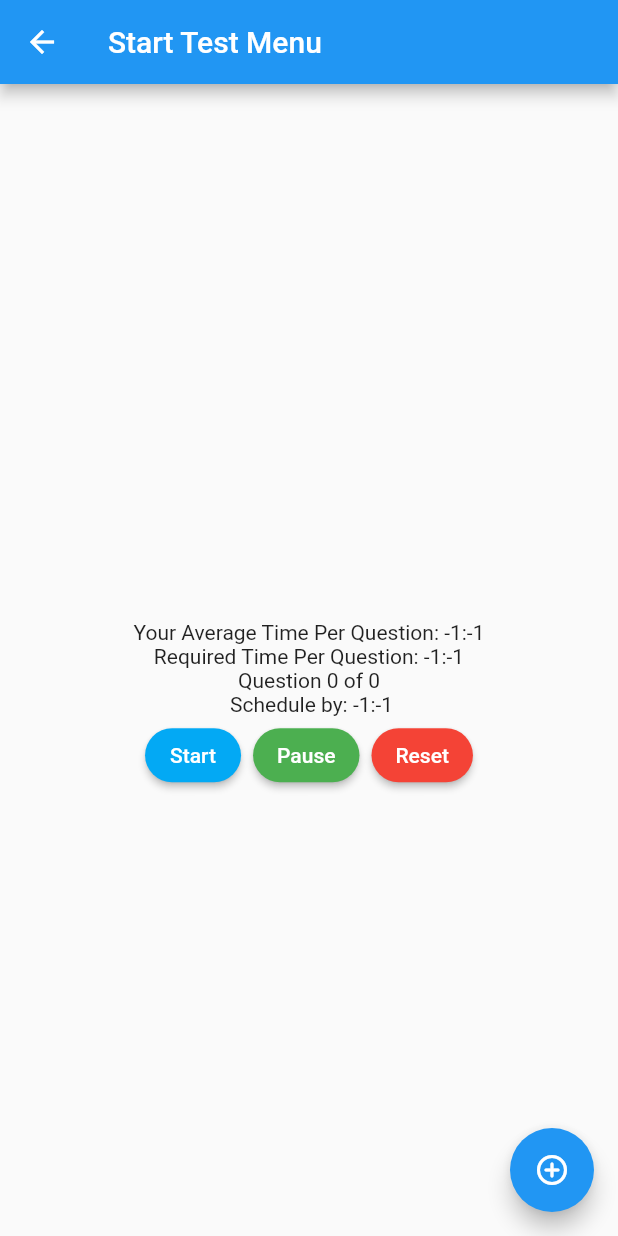
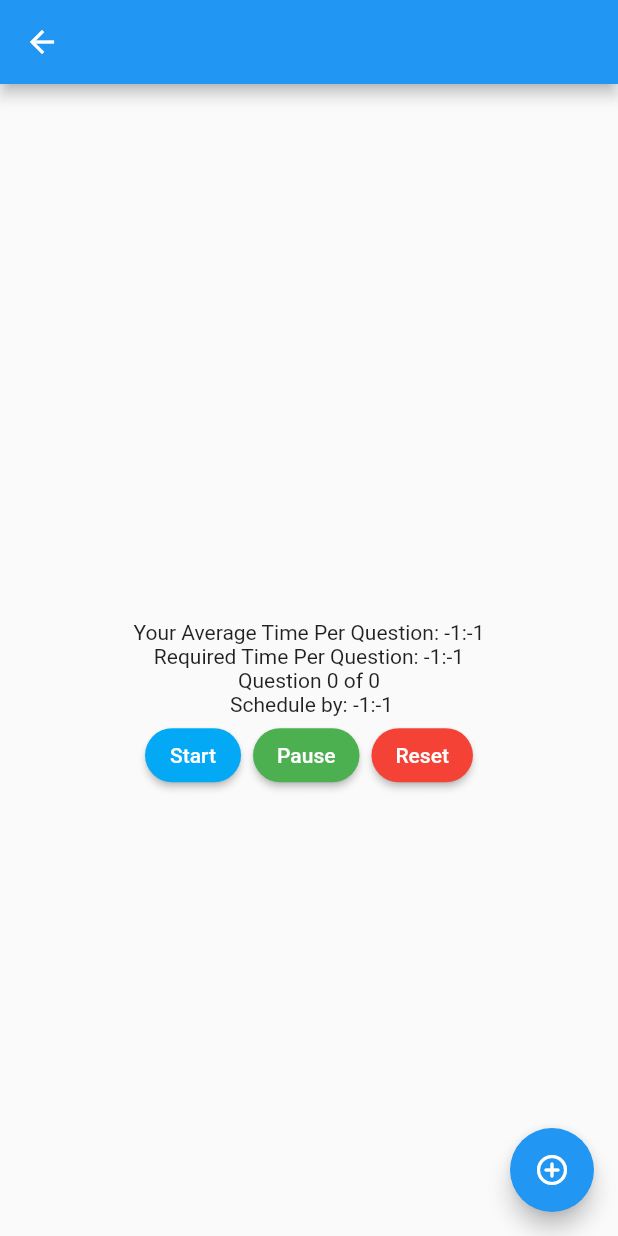
Before and after one commit to YashSax/TestTakingApp, a Flutter app: the PlayTestScreen screen opened directly with empty values, on a phone screen of 412 x 824 dp. Run offline on Flutter 3.47's test engine with Material 2 defaults, Android fonts, the phone set to English and light mode, and no system bars; our stand-ins replace shared_preferences, stop_watch_timer; accounts and stored records are empty.

Commit message:
Changed play screen title to test name

```diff
--- a/lib/third_screen.dart
+++ b/lib/third_screen.dart
@@ -23,7 +23,7 @@ class _PlayTestScreenState extends State<PlayTestScreen> with SingleTickerProvid
   Widget build(BuildContext context) {
     return Scaffold(
       appBar: AppBar(
-        title: Text("Start Test Menu")
+        title: Text(widget.testToPlay.name)
       ),
       body: CountDownTimerPage(testToDisplay: widget.testToPlay),
     );
```
